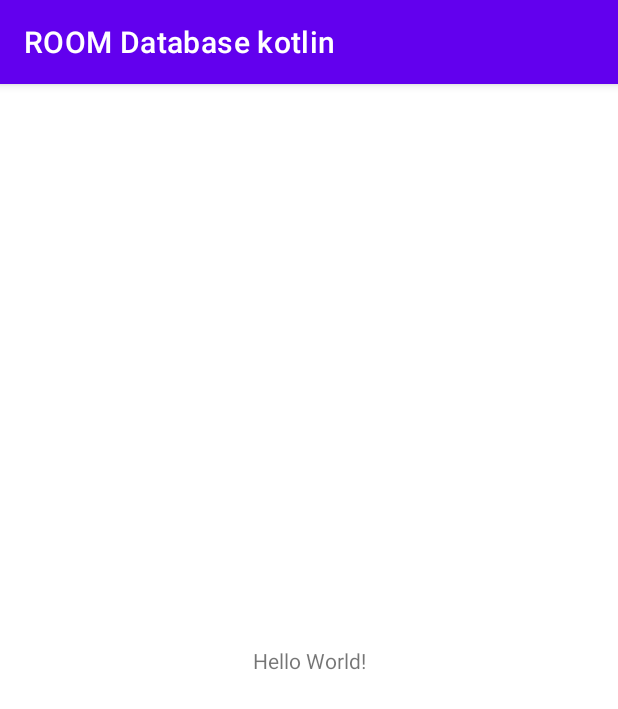
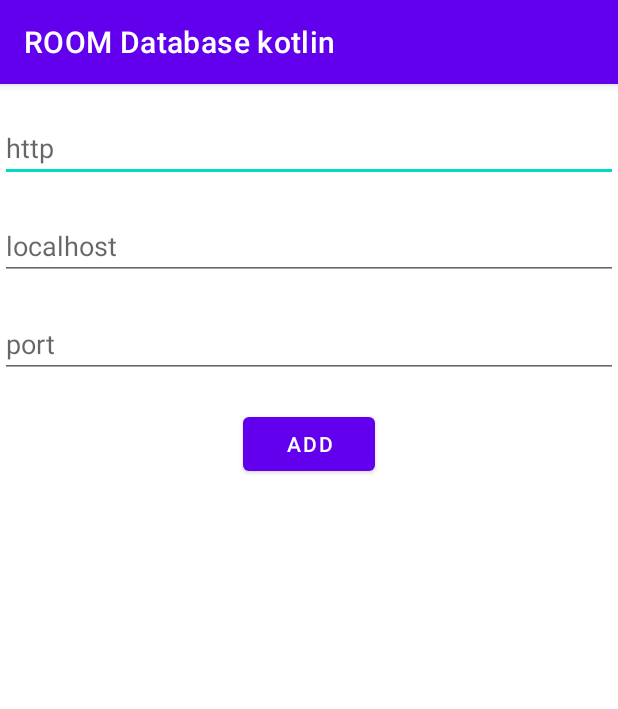
Before and after one commit to walidbesrour/ROOM-Database-kotlin, an Android app: the screen it shows after launch (MainActivity), on a phone screen of 412 x 824 dp. Shown: the top 709 px of the screen. Run offline under Robolectric (Android 15) with nearby library versions, the phone set to English and light mode, and no system bars; our stand-ins replace Room's generated code; 2 statements that could not run were skipped.

```diff
--- a/app/src/main/java/com/example/roomdatabasekotlin/data/dao/DaoConfiguration.kt
+++ b/app/src/main/java/com/example/roomdatabasekotlin/data/dao/DaoConfiguration.kt
@@ -1,14 +1,17 @@
 package com.example.roomdatabasekotlin.data.dao
 
 import androidx.lifecycle.LiveData
-import androidx.room.Insert
-import androidx.room.OnConflictStrategy
-import androidx.room.Query
+import androidx.room.*
 import com.example.roomdatabasekotlin.data.entity.ConfigurationEntity
 
+@Dao
 interface DaoConfiguration {
+
     @Insert(onConflict = OnConflictStrategy.IGNORE)
     suspend fun addconfiguration(configuration: ConfigurationEntity)
+
+    @Update
+    suspend fun updateconfiguration(configuration: ConfigurationEntity)
 
     @Query("SELECT * FROM configuration_table")
     fun readAllData(): LiveData<List<ConfigurationEntity>>
--- a/app/src/main/java/com/example/roomdatabasekotlin/data/database/ConfigurationDatabase.kt
+++ b/app/src/main/java/com/example/roomdatabasekotlin/data/database/ConfigurationDatabase.kt
@@ -6,6 +6,7 @@ import androidx.room.Room
 import androidx.room.RoomDatabase
 import com.example.roomdatabasekotlin.data.dao.DaoConfiguration
 import com.example.roomdatabasekotlin.data.entity.ConfigurationEntity
+
 
 @Database(entities = [ConfigurationEntity::class], version = 1, exportSchema = false)
 abstract class ConfigurationDatabase : RoomDatabase(){
--- a/app/src/main/java/com/example/roomdatabasekotlin/data/entity/ConfigurationEntity.kt
+++ b/app/src/main/java/com/example/roomdatabasekotlin/data/entity/ConfigurationEntity.kt
@@ -5,7 +5,8 @@ import androidx.room.PrimaryKey
 
 @Entity(tableName = "configuration_table")
 data class ConfigurationEntity (
-
+        @PrimaryKey(autoGenerate = true)
+        val id: Int,
     val hostname: String,
     val protocol: String,
     val age:  String
--- a/app/src/main/java/com/example/roomdatabasekotlin/repository/ConfigurationRepository.kt
+++ b/app/src/main/java/com/example/roomdatabasekotlin/repository/ConfigurationRepository.kt
@@ -11,4 +11,9 @@ class ConfigurationRepository(private val daoConfiguration: DaoConfiguration) {
     suspend fun addconfiguration(Configuration: ConfigurationEntity){
         daoConfiguration.addconfiguration(Configuration)
     }
+
+
+    suspend fun updateconfiguration(Configuration: ConfigurationEntity){
+        daoConfiguration.updateconfiguration(Configuration)
+    }
 }
--- a/app/src/main/res/layout/activity_main.xml
+++ b/app/src/main/res/layout/activity_main.xml
@@ -1,18 +1,42 @@
 <?xml version="1.0" encoding="utf-8"?>
-<androidx.constraintlayout.widget.ConstraintLayout xmlns:android="http://schemas.android.com/apk/res/android"
-    xmlns:app="http://schemas.android.com/apk/res-auto"
+<LinearLayout xmlns:android="http://schemas.android.com/apk/res/android"
+
     xmlns:tools="http://schemas.android.com/tools"
     android:layout_width="match_parent"
     android:layout_height="match_parent"
+    android:orientation="vertical"
     tools:context=".MainActivity">
 
-    <TextView
+    <EditText
+        android:id="@+id/httpst"
+        android:layout_width="match_parent"
+        android:layout_height="wrap_content"
+        android:layout_marginTop="20dp"
+        android:hint="http"
+
+     />
+    <EditText
+        android:id="@+id/localhost"
+        android:layout_width="match_parent"
+        android:layout_height="wrap_content"
+        android:layout_marginTop="20dp"
+        android:hint="localhost"
+        />
+    <EditText
+        android:id="@+id/port"
+        android:layout_width="match_parent"
+        android:layout_height="wrap_content"
+        android:layout_marginTop="20dp"
+        android:hint="port"
+        />
+
+    <Button
+        android:id="@+id/addroom"
         android:layout_width="wrap_content"
         android:layout_height="wrap_content"
-        android:text="Hello World!"
-        app:layout_constraintBottom_toBottomOf="parent"
-        app:layout_constraintLeft_toLeftOf="parent"
-        app:layout_constraintRight_toRightOf="parent"
-        app:layout_constraintTop_toTopOf="parent" />
+        android:text="add"
+        android:gravity="center"
+        android:layout_gravity="center"
+        android:layout_marginTop="20sp"/>
 
-</androidx.constraintlayout.widget.ConstraintLayout>
+</LinearLayout>
--- a/build.gradle
+++ b/build.gradle
@@ -6,7 +6,7 @@ buildscript {
         jcenter()
     }
     dependencies {
-        classpath "com.android.tools.build:gradle:4.1.2"
+        classpath "com.android.tools.build:gradle:4.1.3"
         classpath "org.jetbrains.kotlin:kotlin-gradle-plugin:$kotlin_version"
 
 
```
Also changed, not shown: app/build.gradle (+28 -27 lines), app/src/main/java/com/example/roomdatabasekotlin/MainActivity.kt (+39 -0 lines), app/src/main/java/com/example/roomdatabasekotlin/viewmodel/ConfigurationVM.kt (+15 -2 lines).
